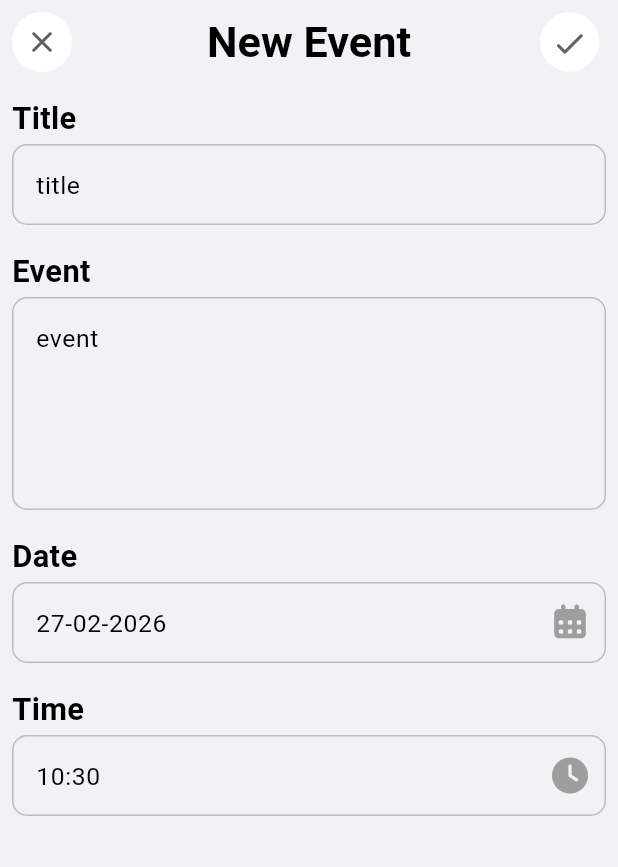
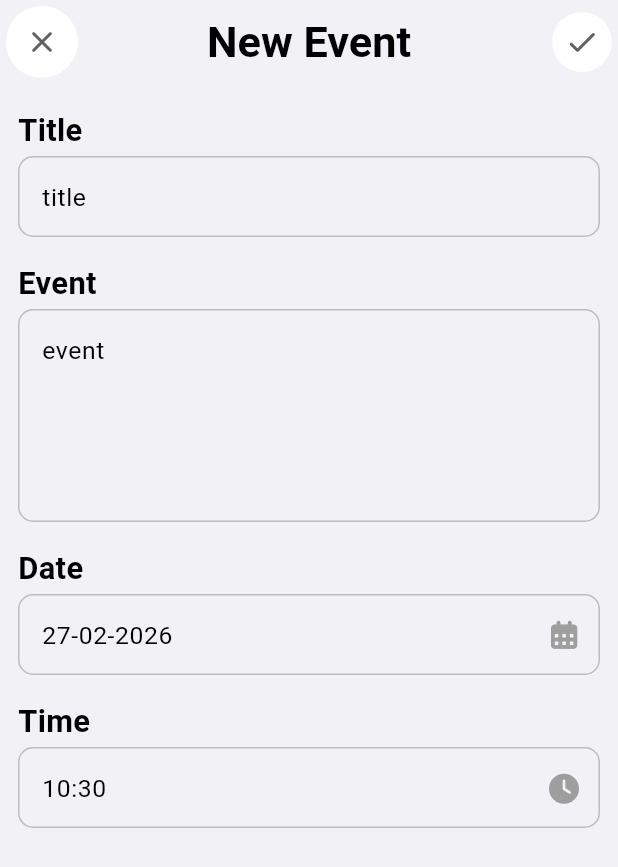
Before and after one commit to 00Osama/text-markt, a Flutter app: the AddNewEvents screen opened directly, on a phone screen of 412 x 824 dp. Shown: the top 867 px of the screen. Run offline on Flutter 3.47's test engine with Material 3 defaults, Android fonts, the phone set to English and light mode, and no system bars; our stand-ins replace cloud_firestore, connectivity_plus, device_preview, firebase_auth, firebase_core, firebase_messaging and 7 more; accounts and stored records are empty.

Commit message:
complete some responsive

```diff
--- a/lib/pages/sub_pages/add_new_event.dart
+++ b/lib/pages/sub_pages/add_new_event.dart
@@ -40,6 +40,15 @@ class _AddNewEventsState extends State<AddNewEvents> {
 
   @override
   Widget build(BuildContext context) {
+    final screenWidth = MediaQuery.sizeOf(context).width;
+    final isTablet = screenWidth > 600;
+    final fabBgColor = Theme.of(
+      context,
+    ).floatingActionButtonTheme.backgroundColor;
+    final fabFgColor = Theme.of(
+      context,
+    ).floatingActionButtonTheme.foregroundColor;
+
     return Scaffold(
       backgroundColor: Theme.of(context).scaffoldBackgroundColor,
       appBar: AppBar(
@@ -50,37 +59,46 @@ class _AddNewEventsState extends State<AddNewEvents> {
           S.of(context).newEvent,
           style: Theme.of(context).textTheme.headlineLarge,
         ),
+        leadingWidth: isTablet ? 80 : 56,
         leading: Padding(
-          padding: const EdgeInsets.all(8.0),
+          padding: EdgeInsets.all(isTablet ? 8 : 4),
           child: Container(
+            width: isTablet ? 60 : 40,
+            height: isTablet ? 60 : 40,
             decoration: BoxDecoration(
-              borderRadius: BorderRadius.circular(50),
-              color: Theme.of(
-                context,
-              ).floatingActionButtonTheme.backgroundColor,
+              shape: BoxShape.circle,
+              color: fabBgColor,
             ),
             child: IconButton(
+              constraints: const BoxConstraints(),
+              padding: EdgeInsets.zero,
               onPressed: () => Navigator.pop(context),
               icon: Icon(
                 Icons.close_rounded,
-                color: Theme.of(
-                  context,
-                ).floatingActionButtonTheme.foregroundColor,
+                size: isTablet ? 28 : 24,
+                color: fabFgColor,
               ),
             ),
           ),
         ),
         actions: [
           Padding(
-            padding: EdgeInsets.all(MediaQuery.of(context).size.width * 0.02),
+            padding: EdgeInsets.all(isTablet ? 8 : 4),
             child: Container(
+              width: isTablet ? 60 : 40,
+              height: isTablet ? 60 : 40,
               decoration: BoxDecoration(
                 shape: BoxShape.circle,
-                color: Theme.of(
-                  context,
-                ).floatingActionButtonTheme.backgroundColor,
+                color: fabBgColor,
               ),
               child: IconButton(
+                constraints: const BoxConstraints(),
+                padding: EdgeInsets.zero,
+                icon: Icon(
+                  Icons.done_rounded,
+                  size: isTablet ? 28 : 24,
+                  color: fabFgColor,
+                ),
                 onPressed: () async {
                   if (titleController.text.trim().isEmpty ||
                       noteController.text.trim().isEmpty ||
@@ -100,12 +118,8 @@ class _AddNewEventsState extends State<AddNewEvents> {
                   }
 
                   try {
-                    final selectedDate =
-                        datePickerController.text; // dd-MM-yyyy
-                    final selectedTime = timePickerController.text; // HH:mm
-
-                    final formattedDateTime = '$selectedDate $selectedTime';
-
+                    final formattedDateTime =
+                        '${datePickerController.text} ${timePickerController.text}';
                     final DateTime dateTime = DateFormat(
                       'dd-MM-yyyy HH:mm',
                       'en_US',
@@ -129,13 +143,6 @@ class _AddNewEventsState extends State<AddNewEvents> {
                     );
                   }
                 },
-                icon: Icon(
-                  Icons.done_rounded,
-                  color: Theme.of(
-                    context,
-                  ).floatingActionButtonTheme.foregroundColor,
-                ),
-                iconSize: MediaQuery.of(context).size.width * 0.06,
               ),
             ),
           ),
@@ -151,7 +158,7 @@ class _AddNewEventsState extends State<AddNewEvents> {
                 return Center(
                   child: LoadingAnimationWidget.threeRotatingDots(
                     color: const Color.fromARGB(255, 67, 143, 224),
-                    size: 90,
+                    size: isTablet ? 100 : 60,
                   ),
                 );
               },
@@ -162,7 +169,9 @@ class _AddNewEventsState extends State<AddNewEvents> {
           }
         },
         child: ListView(
+          padding: EdgeInsets.symmetric(horizontal: isTablet ? 8 : 4),
           children: [
+            isTablet ? const SizedBox(height: 12) : const SizedBox(height: 8),
             EventTextField(
               controller: titleController,
               hintText: S.of(context).TitleHint,
@@ -176,7 +185,7 @@ class _AddNewEventsState extends State<AddNewEvents> {
               fieldTitle: S.of(context).Event,
               readOnly: false,
             ),
-            // 🗓️ Date Picker Field
+            // 🗓️ Date Picker
             EventTextField(
               readOnly: true,
               controller: datePickerController,
@@ -191,20 +200,22 @@ class _AddNewEventsState extends State<AddNewEvents> {
                     initialDate: DateTime.now(),
                   );
                   if (date != null) {
-                    final formattedDate = DateFormat(
-                      'dd-MM-yyyy',
-                      'en_US',
-                    ).format(date);
-                    setState(() => datePickerController.text = formattedDate);
+                    setState(
+                      () => datePickerController.text = DateFormat(
+                        'dd-MM-yyyy',
+                        'en_US',
+                      ).format(date),
+                    );
                   }
                 },
                 icon: FaIcon(
                   FontAwesomeIcons.solidCalendarDays,
+                  size: isTablet ? 28 : 20,
                   color: Colors.grey[500],
                 ),
               ),
             ),
-            // ⏰ Time Picker Field
+            // ⏰ Time Picker
             EventTextField(
               readOnly: true,
               controller: timePickerController,
@@ -217,13 +228,15 @@ class _AddNewEventsState extends State<AddNewEvents> {
                     initialTime: TimeOfDay.now(),
                   );
                   if (time != null) {
-                    final formattedTime =
-                        '${time.hour.toString().padLeft(2, '0')}:${time.minute.toString().padLeft(2, '0')}';
-                    setState(() => timePickerController.text = formattedTime);
+                    setState(
+                      () => timePickerController.text =
+                          '${time.hour.toString().padLeft(2, '0')}:${time.minute.toString().padLeft(2, '0')}',
+                    );
                   }
                 },
                 icon: FaIcon(
                   FontAwesomeIcons.solidClock,
+                  size: isTablet ? 28 : 20,
                   color: Colors.grey[500],
                 ),
               ),
--- a/lib/pages/sub_pages/settings.dart
+++ b/lib/pages/sub_pages/settings.dart
@@ -28,6 +28,10 @@ class _MySettingsState extends State<MySettings> {
         title: Text(
           S.of(context).settings,
           style: Theme.of(context).textTheme.headlineLarge,
+        ),
+        leading: IconButton(
+          icon: Icon(Icons.arrow_back_rounded, size: isTablet ? 47 : 24),
+          onPressed: () => Navigator.pop(context),
         ),
       ),
       body: Column(
--- a/lib/search/recent_searches.dart
+++ b/lib/search/recent_searches.dart
@@ -26,6 +26,8 @@ class _RecentSearchesState extends State<RecentSearches> {
 
   @override
   Widget build(BuildContext context) {
+    final screenWidth = MediaQuery.sizeOf(context).width;
+    final isTablet = screenWidth > 600;
     return Padding(
       padding: const EdgeInsets.symmetric(horizontal: 18),
       child: Column(
@@ -48,7 +50,7 @@ class _RecentSearchesState extends State<RecentSearches> {
             },
             child: Container(
               width: double.infinity,
-              height: 220,
+              height: isTablet ? 400 : 220,
               decoration: BoxDecoration(
                 color: Theme.of(context).primaryColor,
                 borderRadius: BorderRadius.circular(12),
@@ -81,7 +83,6 @@ class _RecentSearchesState extends State<RecentSearches> {
                                     recentSearches[index],
                                     maxLines: 1,
                                     overflow: TextOverflow.ellipsis,
-                                    style: const TextStyle(fontSize: 16),
                                   ),
                                 ),
                               ],
--- a/lib/search/search_bar.dart
+++ b/lib/search/search_bar.dart
@@ -7,6 +7,8 @@ class MySearchBar extends StatelessWidget {
 
   @override
   Widget build(BuildContext context) {
+    final screenWidth = MediaQuery.sizeOf(context).width;
+    final isTablet = screenWidth > 600;
     return GestureDetector(
       onTap: () {
         showSearch(context: context, delegate: Searchdelegate());
@@ -15,7 +17,7 @@ class MySearchBar extends StatelessWidget {
         padding: const EdgeInsets.symmetric(horizontal: 18),
         child: Container(
           width: double.infinity,
-          height: 44,
+          height: isTablet ? 62 : 44,
           decoration: BoxDecoration(
             color: Theme.of(context).primaryColor,
             borderRadius: BorderRadius.circular(12),
```
Also changed, not shown: lib/pages/main_pages/events.dart (+9 -2 lines), lib/pages/main_pages/notes.dart (+11 -3 lines), lib/pages/sub_pages/create_or_update_note.dart (+24 -13 lines), lib/widgets/note_item.dart (+34 -18 lines), lib/widgets/note_section.dart (+15 -8 lines), lib/widgets/swipe_item.dart (+11 -4 lines), 1 other file.
